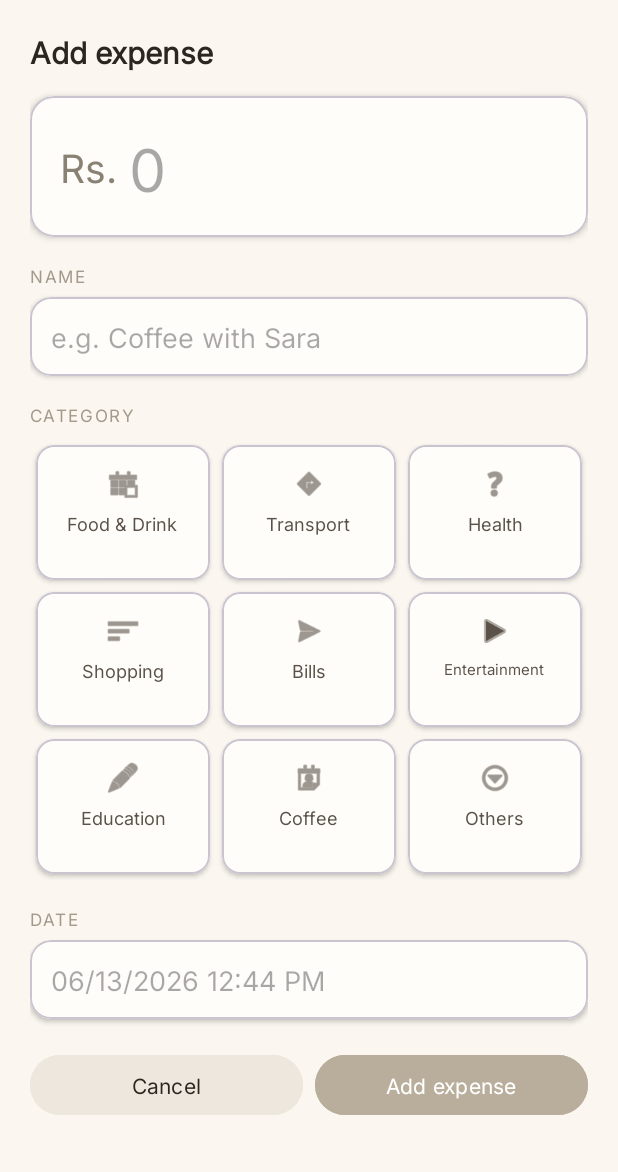
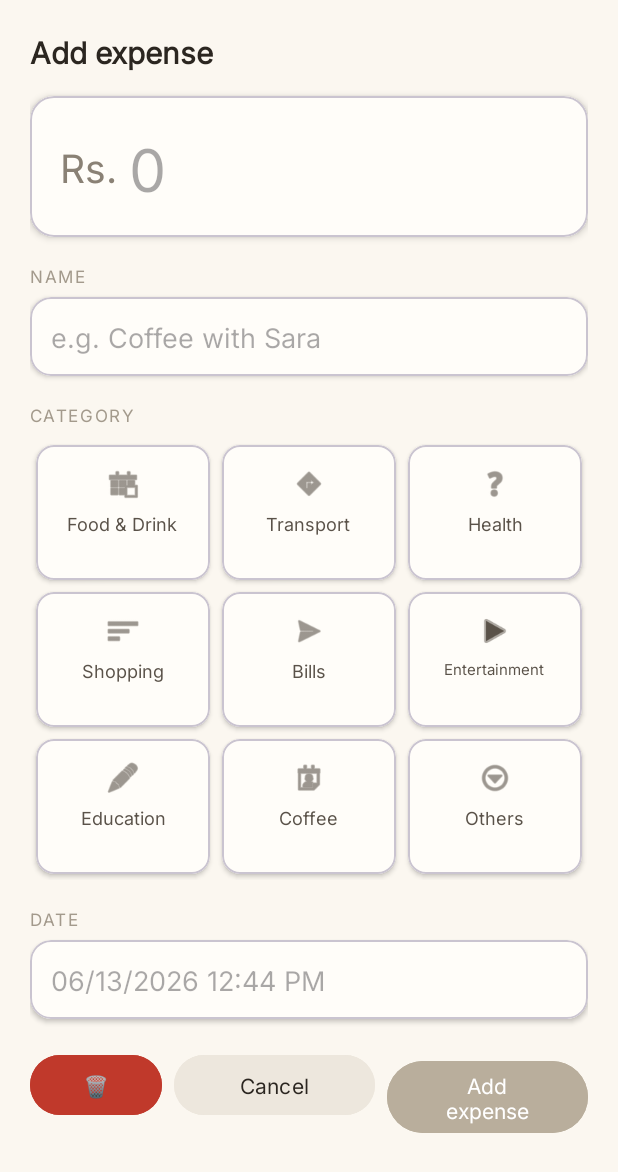
Before and after one commit to AqsaShahzad04/ExpenseTrackorApp, an Android app: the layout fragment_add_edit.xml on its own in the app's theme, with its tools: preview values and no code run, on a phone screen of 412 x 824 dp. Shown: the top 1172 px of the screen. Run offline under Robolectric (Android 15) with nearby library versions, the phone set to English and light mode, and no system bars.

Commit message:
CRUD completed

```diff
--- a/app/src/main/java/com/et/expensetrackorapp/ExpenseAdaptor.kt
+++ b/app/src/main/java/com/et/expensetrackorapp/ExpenseAdaptor.kt
@@ -7,7 +7,8 @@ import com.et.expensetrackorapp.data.local.Expense
 import com.et.expensetrackorapp.databinding.ItemExpenseBinding
 
 class ExpenseAdaptor(
-    private var expenseList: List<Expense>
+    private var expenseList: List<Expense>,
+    private val onItemClick: () -> Unit
 ) : RecyclerView.Adapter<ExpenseAdaptor.ExpenseViewHolder>() {
 
     inner class ExpenseViewHolder(
@@ -31,6 +32,7 @@ class ExpenseAdaptor(
         holder.binding.textTitle.text = expense.title
         holder.binding.textCategory.text = "${expense.category} · ${expense.date}"
         holder.binding.textAmount.text = "- Rs. ${expense.amount}"
+        holder.itemView.setOnClickListener { onItemClick() }
     }
 
     override fun getItemCount(): Int {
--- a/app/src/main/java/com/et/expensetrackorapp/HistoryAdaptor.kt
+++ b/app/src/main/java/com/et/expensetrackorapp/HistoryAdaptor.kt
@@ -5,9 +5,11 @@ import android.view.ViewGroup
 import androidx.recyclerview.widget.RecyclerView
 import com.et.expensetrackorapp.databinding.ItemDateHeaderBinding
 import com.et.expensetrackorapp.databinding.ItemExpenseBinding
+import com.et.expensetrackorapp.data.local.Expense
 
 class HistoryAdaptor(
-    private var items: List<HistoryItem>
+    private var items: List<HistoryItem>,
+    private val onExpenseClick: (Expense) -> Unit
 ) : RecyclerView.Adapter<RecyclerView.ViewHolder>() {
 
     private val TYPE_HEADER = 0
@@ -48,6 +50,7 @@ class HistoryAdaptor(
             holder.binding.textTitle.text = e.title
             holder.binding.textCategory.text = "${e.category} · ${e.date}"
             holder.binding.textAmount.text = "- Rs. ${"%,.0f".format(e.amount)}"
+            holder.itemView.setOnClickListener { onExpenseClick(e) }
         }
     }
 
--- a/app/src/main/java/com/et/expensetrackorapp/HistoryFragment.kt
+++ b/app/src/main/java/com/et/expensetrackorapp/HistoryFragment.kt
@@ -32,7 +32,9 @@ class HistoryFragment : Fragment() {
         ExpenseViewModelFactory(repository)
     }
 
-    private val adapter = HistoryAdaptor(emptyList())
+    private val adapter = HistoryAdaptor(emptyList()) { expense ->
+        AddEditFragment.newInstance(expense).show(parentFragmentManager, "edit")
+    }
     private var allItems: List<Expense> = emptyList()
 
     override fun onCreateView(
--- a/app/src/main/java/com/et/expensetrackorapp/HomeFragment.kt
+++ b/app/src/main/java/com/et/expensetrackorapp/HomeFragment.kt
@@ -42,7 +42,9 @@ class HomeFragment: Fragment() {
         BudgetViewModelFactory(repository)
     }
 
-    private val adapter = ExpenseAdaptor(emptyList())
+    private val adapter = ExpenseAdaptor(emptyList()) {
+        findNavController().navigate(R.id.action_home_to_history)
+    }
 
     override fun onCreateView(
         inflater: LayoutInflater,
--- a/app/src/main/java/com/et/expensetrackorapp/MainActivity.kt
+++ b/app/src/main/java/com/et/expensetrackorapp/MainActivity.kt
@@ -12,7 +12,7 @@ import com.google.android.material.bottomnavigation.BottomNavigationView
 class MainActivity : AppCompatActivity() {
     override fun onCreate(savedInstanceState: Bundle?) {
         super.onCreate(savedInstanceState)
-        enableEdgeToEdge()
+//        enableEdgeToEdge()
         setContentView(R.layout.activity_main)
 
         val navHost = supportFragmentManager
--- a/app/src/main/java/com/et/expensetrackorapp/data/local/Expense.kt
+++ b/app/src/main/java/com/et/expensetrackorapp/data/local/Expense.kt
@@ -1,6 +1,5 @@
 package com.et.expensetrackorapp.data.local
-import android.os.Parcelable
-import kotlinx.parcelize.Parcelize
+
 import androidx.room.Entity
 import androidx.room.PrimaryKey
 @Entity(tableName="Expenses")
@@ -12,6 +11,4 @@ data class Expense (
     val category: String,
     val date: String,
     val note: String?
-
-
 )
--- a/app/src/main/res/layout/fragment_add_edit.xml
+++ b/app/src/main/res/layout/fragment_add_edit.xml
@@ -13,13 +13,14 @@
 
         <!-- Title -->
         <TextView
+            android:id="@+id/textTitle2"
             android:layout_width="wrap_content"
             android:layout_height="wrap_content"
+            android:paddingBottom="16dp"
             android:text="Add expense"
+            android:textColor="#2B2620"
             android:textSize="20sp"
-            android:textStyle="bold"
-            android:textColor="#2B2620"
-            android:paddingBottom="16dp" />
+            android:textStyle="bold" />
 
 
         <com.google.android.material.card.MaterialCardView
@@ -456,6 +457,15 @@
             android:orientation="horizontal">
 
             <Button
+                android:id="@+id/btnDelete"
+                android:layout_width="wrap_content"
+                android:layout_height="wrap_content"
+                android:text="🗑"
+                android:textColor="#FFFFFF"
+                android:backgroundTint="#C0392B"
+                android:layout_marginEnd="8dp" />
+
+            <Button
                 android:id="@+id/btnCancel"
                 android:layout_width="0dp"
                 android:layout_height="wrap_content"
```
Also changed, not shown: app/src/main/java/com/et/expensetrackorapp/AddEditFragment.kt (+68 -3 lines), gradle/libs.versions.toml (line endings or trailing spaces).
